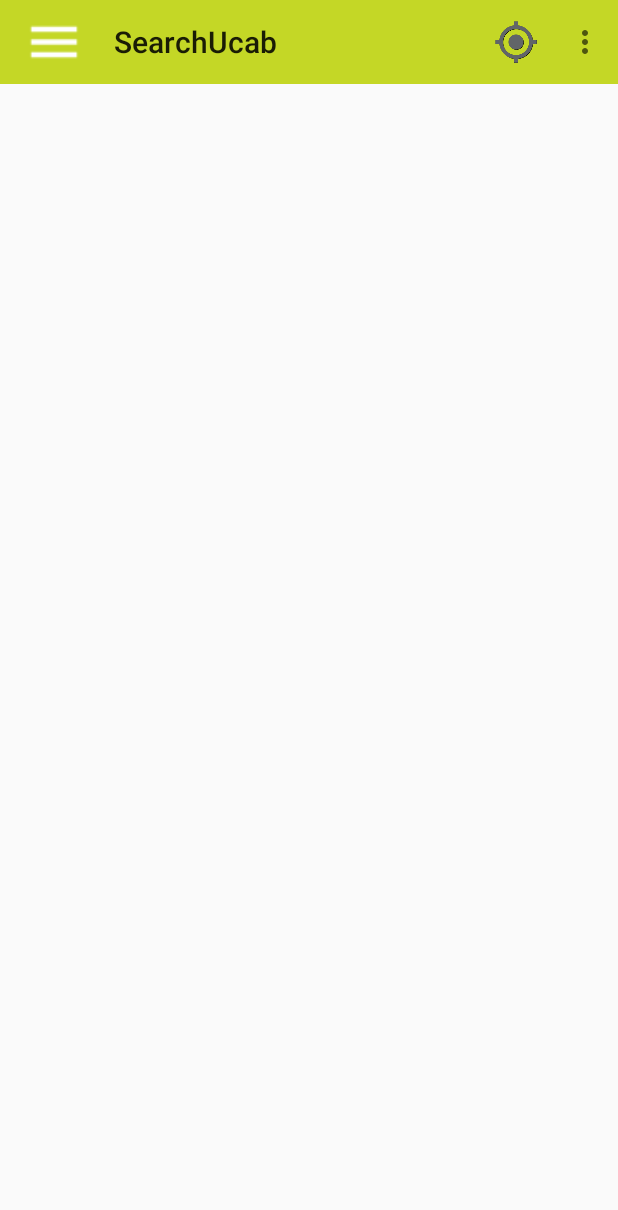
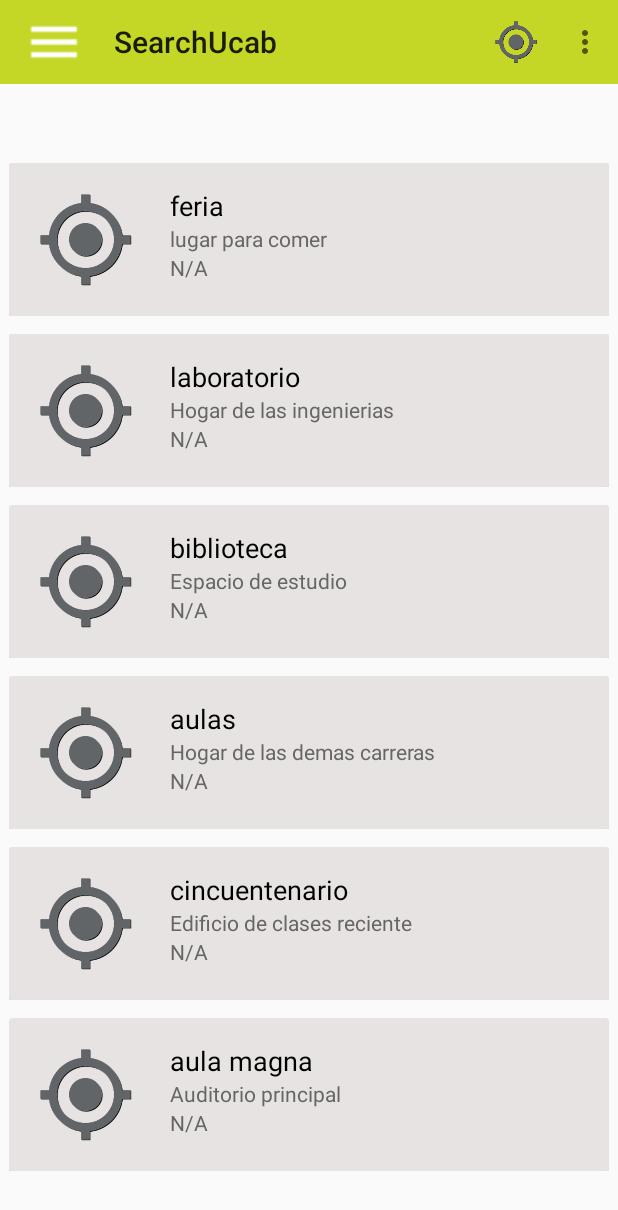
Before and after one commit to svillami/SanTed, an Android app: the screen it shows after launch (MenuPrincipal), on a phone screen of 412 x 824 dp. Shown: the top 1210 px of the screen. Run offline under Robolectric (Android 15) with nearby library versions, the phone set to English and light mode, and no system bars.

Commit message:
Adaptador y Fragmento
Se completa logica de adaptador para pasar de los datos a la interfaz
los datos para llenar la lista, se crea la logica del fragmento para
agregar el adaptador e insertar datos de prueba.

```diff
--- a/SearchUcab/app/src/main/java/santed/com/searchucab/Adaptador_area.java
+++ b/SearchUcab/app/src/main/java/santed/com/searchucab/Adaptador_area.java
@@ -36,8 +36,8 @@ public class Adaptador_area extends ArrayAdapter<Area>
             row = inflater.inflate(LayoutResourceId, parent, false);
 
             holder = new Area_holder();
-            holder.nombre = (TextView) row.findViewById(R.id.textFishName);
-            holder.descripcion = (TextView) row.findViewById(R.id.textSize);
+            holder.nombre = (TextView) row.findViewById(R.id.primario);
+            holder.descripcion = (TextView) row.findViewById(R.id.secundario);
             row.setTag(holder);
         }
         else
--- a/SearchUcab/app/src/main/java/santed/com/searchucab/Adaptador_buscador.java
+++ b/SearchUcab/app/src/main/java/santed/com/searchucab/Adaptador_buscador.java
@@ -1,10 +1,12 @@
 package santed.com.searchucab;
 
+import android.content.Context;
 import android.os.Bundle;
 import android.support.v7.widget.RecyclerView;
 import android.view.LayoutInflater;
 import android.view.View;
 import android.view.ViewGroup;
+import android.widget.ImageView;
 import android.widget.TextView;
 
 import java.util.ArrayList;
@@ -13,21 +15,36 @@ public class Adaptador_buscador extends RecyclerView.Adapter<Adaptador_buscador.
 {
 
     private ArrayList<Area> data;
+    private Context contexto;
 
-    public Adaptador_buscador(ArrayList<Area> data)
+    public Adaptador_buscador(Context contexto, ArrayList<Area> data)
     {
         this.data = data;
+        this.contexto = contexto;
     }
 
     @Override
     public Adaptador_buscador.ViewHolder onCreateViewHolder(ViewGroup parent, int viewType)
     {
-        return new ViewHolder(LayoutInflater.from(parent.getContext()).inflate(R.layout.lugar_row, parent, false));
+        Context contexto = parent.getContext();
+        LayoutInflater inflater = LayoutInflater.from(contexto);
+
+        View Buscador = inflater.inflate(R.layout.lugar_row, parent, false);
+
+        ViewHolder viewHolder = new ViewHolder(Buscador);
+
+        return viewHolder;
+
+     //   return new ViewHolder(LayoutInflater.from(parent.getContext()).inflate(R.layout.lugar_row, parent, false));
     }
 
     @Override
-    public void onBindViewHolder(Adaptador_buscador.ViewHolder holder, int position) {
-        holder.informacion.setText(data.get(position).getNombre());
+    public void onBindViewHolder(Adaptador_buscador.ViewHolder holder, int position)
+    {
+        holder.Imagen_Lugar.setImageResource(R.drawable.buscar);
+        holder.Informacion_Principal.setText(data.get(position).getNombre());
+        holder.Informacion_Secundaria.setText(data.get(position).getDescripcion());
+        holder.Informacion_Terciaria.setText("N/A");
     }
 
     @Override
@@ -35,14 +52,19 @@ public class Adaptador_buscador extends RecyclerView.Adapter<Adaptador_buscador.
         return data.size();
     }
 
-    public class ViewHolder extends RecyclerView.ViewHolder
+    public static class ViewHolder extends RecyclerView.ViewHolder
     {
-        TextView informacion;
+        ImageView Imagen_Lugar;
+        TextView Informacion_Principal, Informacion_Secundaria, Informacion_Terciaria;
+
 
         public ViewHolder(View itemView)
         {
             super(itemView);
-            this.informacion = (TextView) itemView.findViewById(R.id.textFishName);
+            this.Imagen_Lugar = (ImageView) itemView.findViewById(R.id.foto_lugar);
+            this.Informacion_Principal = (TextView) itemView.findViewById(R.id.primario);
+            this.Informacion_Secundaria = (TextView) itemView.findViewById(R.id.secundario);
+            this.Informacion_Terciaria = (TextView) itemView.findViewById(R.id.terciario);
         }
     }
 }
--- a/SearchUcab/app/src/main/java/santed/com/searchucab/Buscador.java
+++ b/SearchUcab/app/src/main/java/santed/com/searchucab/Buscador.java
@@ -4,9 +4,14 @@ package santed.com.searchucab;
 import android.app.Fragment;
 import android.os.Bundle;
 import android.support.annotation.Nullable;
+import android.support.v7.widget.LinearLayoutCompat;
+import android.support.v7.widget.LinearLayoutManager;
+import android.support.v7.widget.RecyclerView;
 import android.view.LayoutInflater;
 import android.view.View;
 import android.view.ViewGroup;
+
+import java.util.ArrayList;
 
 public class Buscador extends Fragment {
 
@@ -16,15 +21,51 @@ public class Buscador extends Fragment {
         setContentView(R.layout.fragment_lugar);
     }*/
 
+    private ArrayList<Area> data;
+    private RecyclerView rvBuscador;
+    private Adaptador_buscador adaptador;
+
+    public Buscador()
+    {
+
+    }
+
     @Nullable
     @Override
     public View onCreateView(LayoutInflater inflater, ViewGroup container, Bundle savedInstanceState)
     {
         View vista;
+        vista = inflater.inflate(R.layout.fragment_lugar, container);
 
-        vista = inflater.inflate(R.layout.fragment_lugar, container);
+        rvBuscador = (RecyclerView) vista.findViewById(R.id.lista_lugar);
+
+        LinearLayoutManager llManager = new LinearLayoutManager(getActivity());
+
+        rvBuscador.setLayoutManager(llManager);
+        rvBuscador.setHasFixedSize(true);
+
+        CargarDatos();
+        CargarAdaptador();
+
         return vista;
-
         //return super.onCreateView(inflater, container, savedInstanceState);
     }
+
+    public void CargarDatos()
+    {
+        data = new ArrayList<>();
+        data.add(new Area("feria", "lugar para comer"));
+        data.add(new Area("laboratorio", "Hogar de las ingenierias"));
+        data.add(new Area("biblioteca", "Espacio de estudio"));
+        data.add(new Area("aulas", "Hogar de las demas carreras"));
+        data.add(new Area("cincuentenario", "Edificio de clases reciente"));
+        data.add(new Area("aula magna", "Auditorio principal"));
+    }
+
+    public void CargarAdaptador()
+    {
+
+        adaptador = new Adaptador_buscador(getActivity(), data);
+        rvBuscador.setAdapter(adaptador);
+    }
 }
--- a/SearchUcab/app/src/main/res/layout/fragment_lugar.xml
+++ b/SearchUcab/app/src/main/res/layout/fragment_lugar.xml
@@ -1,5 +1,5 @@
 <?xml version="1.0" encoding="utf-8"?>
-<RelativeLayout xmlns:android="http://schemas.android.com/apk/res/android"
+<LinearLayout xmlns:android="http://schemas.android.com/apk/res/android"
     xmlns:tools="http://schemas.android.com/tools"
     android:layout_width="match_parent"
     android:layout_height="match_parent"
@@ -7,11 +7,11 @@
     tools:context="santed.com.searchucab.Buscador">
 
     <android.support.v7.widget.RecyclerView
-        android:id="@+id/fishPriceList2"
+        android:id="@+id/lista_lugar"
         android:layout_width="match_parent"
         android:layout_height="match_parent"
         android:paddingTop="10dp"
         android:layout_weight="1"
         />
 
-</RelativeLayout>
+</LinearLayout>
--- a/SearchUcab/app/src/main/res/layout/lugar_row.xml
+++ b/SearchUcab/app/src/main/res/layout/lugar_row.xml
@@ -18,14 +18,14 @@
 
         <RelativeLayout
             android:layout_width="match_parent"
-            android:layout_height="wrap_content"
+            android:layout_height="match_parent"
             android:padding="16dp"
             >
 
             <ImageView
-                android:layout_width="wrap_content"
-                android:layout_height="wrap_content"
-                android:id="@+id/person_photo"
+                android:layout_width="70dp"
+                android:layout_height="70dp"
+                android:id="@+id/foto_lugar"
                 android:layout_alignParentLeft="true"
                 android:layout_alignParentTop="true"
                 android:layout_marginRight="16dp"
@@ -36,8 +36,9 @@
                 android:layout_height="wrap_content"
                 android:textAppearance="?android:attr/textAppearanceMedium"
                 android:text="fish name"
-                android:id="@+id/textFishName"
+                android:id="@+id/primario"
                 android:textColor="@color/black"
+                android:layout_toRightOf="@+id/foto_lugar"
                 android:layout_marginLeft="5dp"/>
 
             <TextView
@@ -45,9 +46,10 @@
                 android:layout_height="wrap_content"
                 android:textAppearance="?android:attr/textAppearanceSmall"
                 android:text="Small Text"
-                android:id="@+id/textSize"
+                android:id="@+id/secundario"
                 android:layout_marginLeft="5dp"
-                android:layout_below="@id/textFishName"
+                android:layout_below="@id/primario"
+                android:layout_toRightOf="@+id/foto_lugar"
                 android:textColor="#666"/>
 
             <TextView
@@ -55,9 +57,10 @@
                 android:layout_height="wrap_content"
                 android:textAppearance="?android:attr/textAppearanceSmall"
                 android:text="sd"
-                android:id="@+id/textType"
+                android:id="@+id/terciario"
                 android:layout_marginLeft="5dp"
-                android:layout_below="@id/textSize"
+                android:layout_below="@id/secundario"
+                android:layout_toRightOf="@+id/foto_lugar"
                 android:textColor="#666"/>
 
         </RelativeLayout>
```
